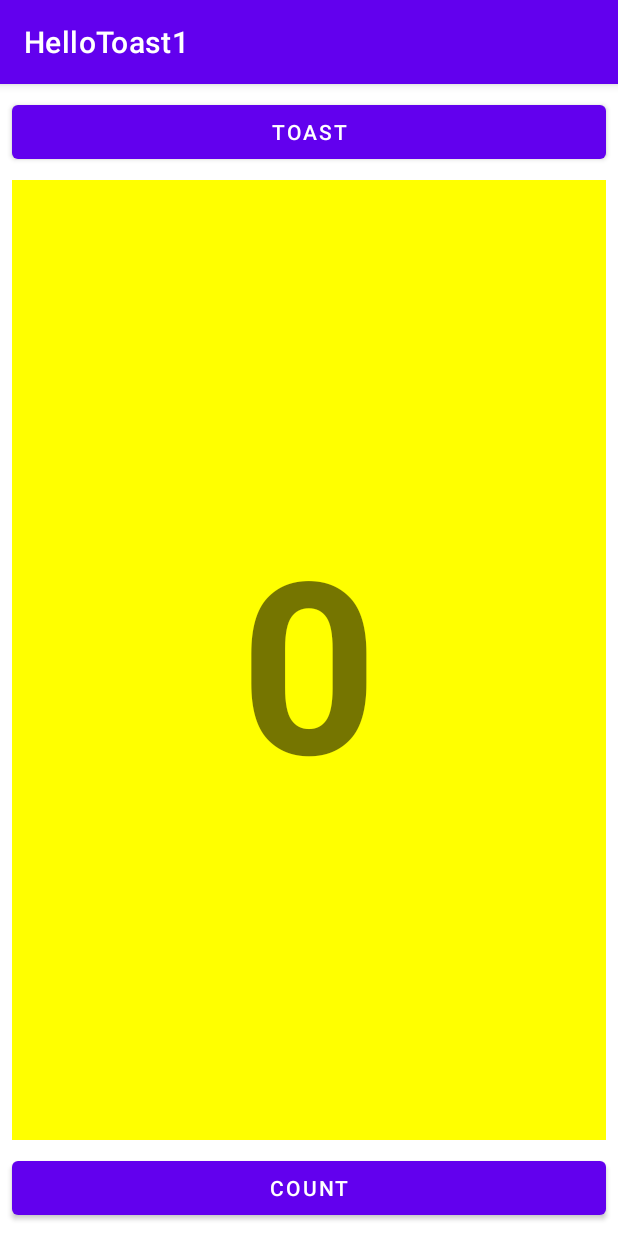
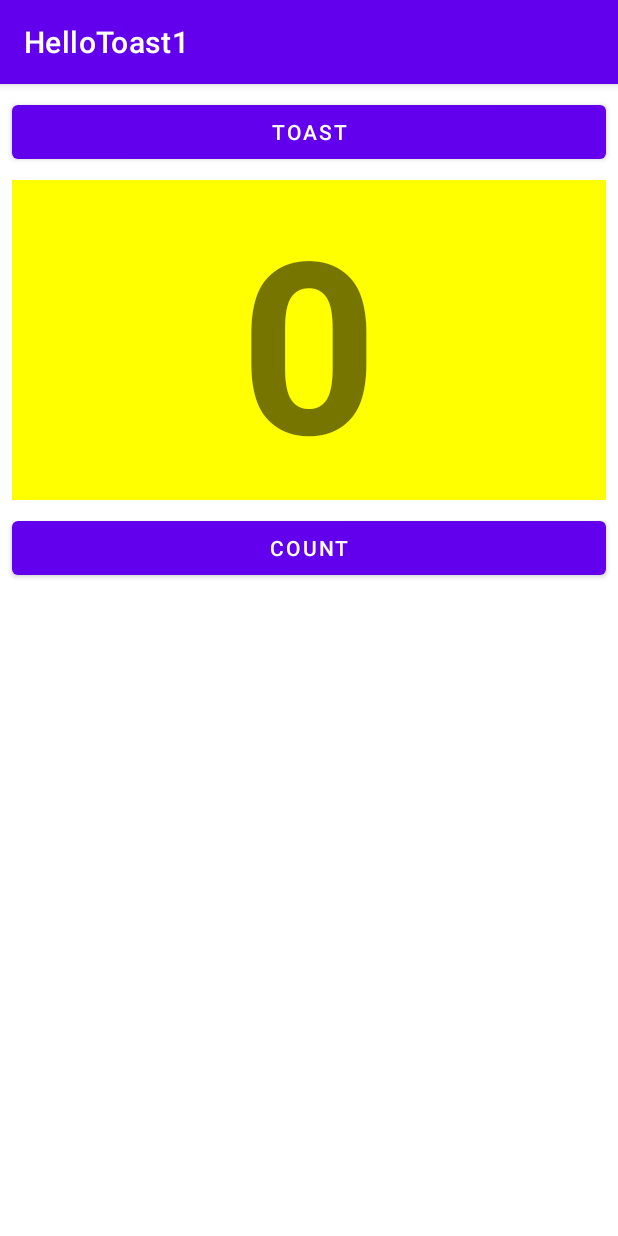
Before and after one commit to hanahhh/hello-toast-taskB, an Android app: the screen it shows after launch (MainActivity), on a phone screen of 412 x 824 dp. Run offline under Robolectric (Android 15) with nearby library versions, the phone set to English and light mode, and no system bars.

Commit message:
relative-layout

```diff
--- a/app/src/main/res/layout/activity_main.xml
+++ b/app/src/main/res/layout/activity_main.xml
@@ -1,5 +1,5 @@
 <?xml version="1.0" encoding="utf-8"?>
-<LinearLayout xmlns:android="http://schemas.android.com/apk/res/android"
+<RelativeLayout xmlns:android="http://schemas.android.com/apk/res/android"
     xmlns:app="http://schemas.android.com/apk/res-auto"
     xmlns:tools="http://schemas.android.com/tools"
     android:layout_width="match_parent"
@@ -14,13 +14,16 @@
         android:layout_marginStart="8dp"
         android:layout_marginTop="8dp"
         android:layout_marginEnd="8dp"
-        android:text="TOAST"
-        android:textColor="@android:color/white" />
+        android:textColor="@android:color/white"
+        android:text="TOAST" />
 
     <TextView
         android:id="@+id/textView"
         android:layout_width="match_parent"
         android:layout_height="wrap_content"
+        android:layout_below="@+id/toast"
+        android:layout_alignParentStart="true"
+        android:layout_alignParentLeft="true"
         android:layout_marginStart="8dp"
         android:layout_marginTop="8dp"
         android:layout_marginEnd="8dp"
@@ -28,7 +31,6 @@
         android:background="#FFFF00"
         android:gravity="center"
         android:text="0"
-        android:layout_weight="1"
         android:textSize="160sp"
         android:textStyle="bold" />
 
@@ -36,9 +38,12 @@
         android:id="@+id/count"
         android:layout_width="match_parent"
         android:layout_height="wrap_content"
+        android:layout_below="@+id/textView"
+        android:layout_centerHorizontal="true"
         android:layout_marginStart="8dp"
         android:layout_marginEnd="8dp"
         android:layout_marginBottom="8dp"
-        android:text="COUNT"
-        android:textColor="@android:color/white" />
-</LinearLayout>
+        android:textColor="@android:color/white"
+        android:text="COUNT" />
+
+</RelativeLayout>
```
